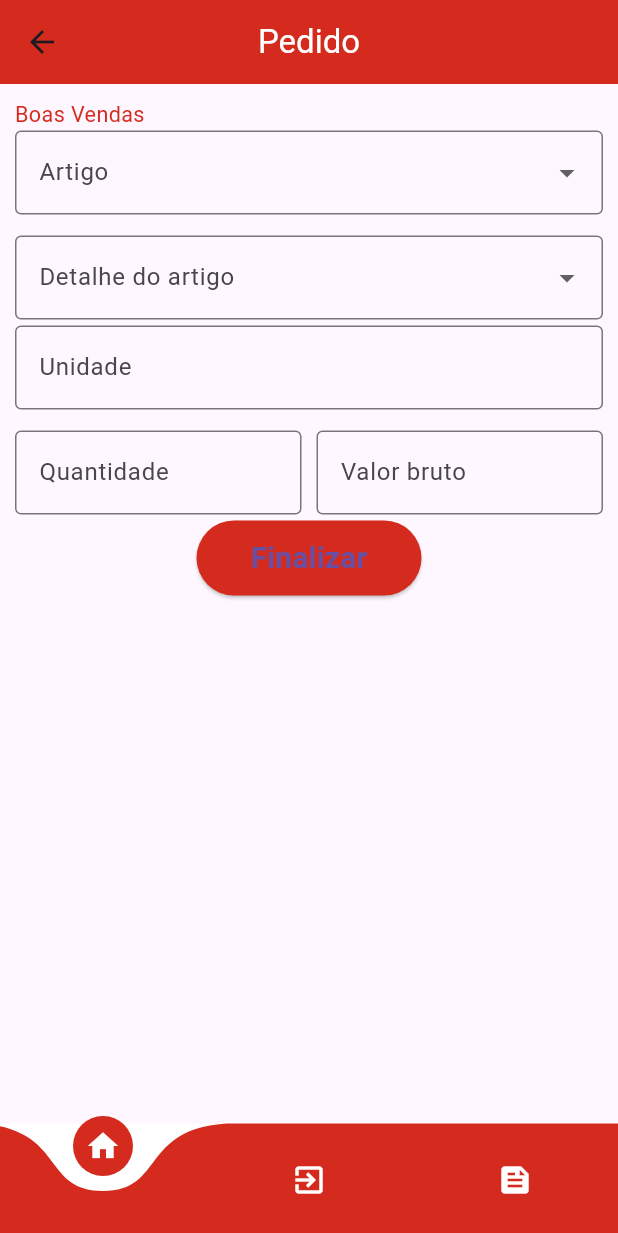
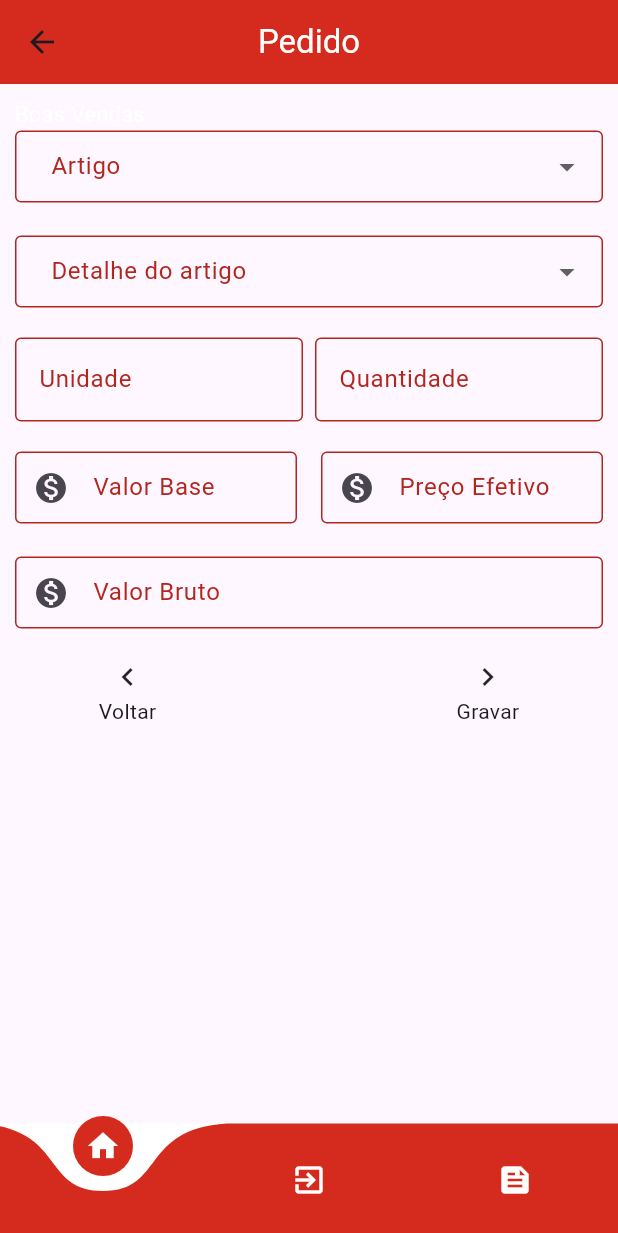
Before and after one commit to kelidss/StikVendas, a Flutter app: the PedidoPage screen opened directly, swiped to page 3, on a phone screen of 412 x 824 dp. Shown: the top 1233 px of the screen. Run offline on Flutter 3.47's test engine with Material 3 defaults, Android fonts, the phone set to English and light mode, and no system bars; drawn by our look-alikes of curved_navigation_bar; our stand-ins replace awesome_dialog, carousel_slider, mask_text_input_formatter, percent_indicator.

Commit message:
forma de diminuir o cod(ainda em ajustes)

```diff
--- a/lib/Views/para_estudar.dart
+++ b/lib/Views/para_estudar.dart
@@ -1,14 +1,33 @@
-// ignore_for_file: use_build_context_synchronously, prefer_const_constructors
+// ignore_for_file: use_build_context_synchronously
+
+import 'package:intl/intl.dart';
 import 'package:flutter/material.dart';
 import 'package:flutter/services.dart';
 import 'package:mask_text_input_formatter/mask_text_input_formatter.dart';
+import 'package:curved_navigation_bar/curved_navigation_bar.dart';
 import 'package:awesome_dialog/awesome_dialog.dart';
-import 'package:curved_navigation_bar/curved_navigation_bar.dart';
 import 'package:stik_vendas/Controllers/Controller_Pedido.dart';
 import 'package:stik_vendas/Views/FeedsPage.dart';
 import 'package:stik_vendas/Views/HomePage.dart';
 import 'package:stik_vendas/Views/LoginPage.dart';
 import 'package:intl/intl.dart';
+
+void main() {
+  runApp(MyApp());
+}
+
+class MyApp extends StatelessWidget {
+  @override
+  Widget build(BuildContext context) {
+    return MaterialApp(
+      title: 'Pedido App',
+      theme: ThemeData(
+        primarySwatch: Colors.blue,
+      ),
+      home: const PedidoPage(),
+    );
+  }
+}
 
 class PedidoPage extends StatefulWidget {
   const PedidoPage({Key? key}) : super(key: key);
@@ -20,13 +39,6 @@ class PedidoPage extends StatefulWidget {
 class _PedidoPageState extends State<PedidoPage> {
   int _currentIndex = 0;
   late PageController _pageController;
-
-  @override
-  void initState() {
-    super.initState();
-    _pageController = PageController();
-  }
-
    String? _selectedTipoDocumento;
   String? _selectedTipoCobranca;
   String? _selectedFormaPagamento;
@@ -34,42 +46,11 @@ class _PedidoPageState extends State<PedidoPage> {
   String? _selectedDetalheDoArtigo;
   String _selectedOption = '';
 
-  bool _todosCamposPreenchidos1() {
-    return DtPedidoController.text.isNotEmpty &&
-        DtEntregaController.text.isNotEmpty &&
-        ClienteController.text.isNotEmpty;
-  }
 
-  void _avancarParaProximaPagina1() {
-    if (_todosCamposPreenchidos1()) {
-      _pageController.nextPage(
-        duration: const Duration(milliseconds: 100),
-        curve: Curves.easeInOut,
-      );
-    } else {
-      showDialog(
-        context: context,
-        builder: (BuildContext context) {
-          return AlertDialog(
-            title: const Text("Atenção"),
-            content: Text(
-              "Campos obrigatórios vazios",
-              textAlign: TextAlign.center,
-            ),
-            shadowColor: Colors.red,
-            icon: const Icon(Icons.error),
-            actions: <Widget>[
-              InkWell(
-                child: const Text("Fechar"),
-                onTap: () {
-                  Navigator.of(context).pop();
-                },
-              )
-            ],
-          );
-        },
-      );
-    }
+  @override
+  void initState() {
+    super.initState();
+    _pageController = PageController();
   }
 
   @override
@@ -113,6 +94,7 @@ class _PedidoPageState extends State<PedidoPage> {
           });
           await Future.delayed(const Duration(seconds: 1));
           if (_currentIndex == 1) {
+            // ignore: use_build_context_synchronously
             AwesomeDialog(
               context: context,
               dialogType: DialogType.warning,
@@ -154,105 +136,225 @@ class _PedidoPageState extends State<PedidoPage> {
   Widget _buildPage1() {
     return Wrap(
       children: [
-        _buildText('Boas Vendas', fontSize: 0.5),
+        _buildText(
+          'Boas Vendas',
+          fontSize: 0.5,
+          style: const TextStyle(
+            color: Colors.white,
+            fontSize: 0.5,
+          ),
+        ),
         const SizedBox(height: 4),
         _buildDateFields(),
         const SizedBox(height: 70),
         _buildTextFormField('Cliente', controller: ClienteController),
         const SizedBox(height: 70),
-        _buildDropdownButtonFormField(
-            'Tipo de Documento', _selectedTipoDocumento, ['RG', 'CPF']),
+        _buildDropdownButtonFormField('Tipo de Documento', _selectedTipoDocumento, ['Pedido DC', 'Nota fiscal eletrônica']),
         const SizedBox(height: 70),
-        _buildDropdownButtonFormField(
-            'Tipo de Cobrança', _selectedTipoCobranca, ['Opção 1', 'Opção 2']),
+        _buildDropdownButtonFormField('Tipo de Cobrança', _selectedTipoCobranca, ['Boleto', 'PIX']),
         const SizedBox(height: 70),
-        _buildDropdownButtonFormField(
-            'Forma de pagamento', _selectedFormaPagamento, [
-          '30 DIAS',
-          '60 DIAS',
-          '90 DIAS',
-          '51 DIAS',
-          '71 DIAS',
-          '111 DIAS'
-        ]),
+        _buildDropdownButtonFormField('Forma de pagamento', _selectedFormaPagamento, ['30 DIAS', '60 DIAS', '90 DIAS', '51 DIAS', '71 DIAS', '111 DIAS']),
+        const SizedBox(height: 70),
+        _buildNextButton(),
+      ],
+    );
+  }
+
+  Widget _buildPage2() {
+    return Wrap(
+      children: [
+        _buildText(
+          'Boas Vendas',
+          fontSize: 0.5,
+          style: const TextStyle(
+            color: Colors.white,
+            fontSize: 0.5,
+          ),
+        ),
+        const SizedBox(height: 10),
+        _buildTextFormField('Observação', controller: ObservacaoController, hintText: 'não obrigatório'),
+        const SizedBox(height: 70),
+        _buildTextFormField('OC Cliente', controller: OcClienteController, hintText: 'não obrigatório'),
+        const SizedBox(height: 70),
+        _buildFreteSection(),
         const SizedBox(height: 50),
         _buildNextButton(),
       ],
     );
   }
 
-  // Método para construir a segunda página
-  Widget _buildPage2() {
+  Widget _buildPage3() {
     return Wrap(
       children: [
-        _buildText('Boas Vendas', fontSize: 0.5),
+        _buildText(
+          'Boas Vendas',
+          fontSize: 0.5,
+          style: const TextStyle(
+            color: Colors.white,
+            fontSize: 0.5,
+          ),
+        ),
         const SizedBox(height: 10),
-        _buildTextFormField('Observação',
-            controller: ObservacaoController, hintText: 'não obrigatório'),
+        _buildDropdownButtonFormField('Artigo', _selectedArtigo, ['teste', 'teste2']),
         const SizedBox(height: 70),
-        _buildTextFormField('OC Cliente', controller: OcClienteController),
+        _buildDropdownButtonFormField('Detalhe do artigo', _selectedDetalheDoArtigo, ['teste3', 'teste4']),
+        const SizedBox(height: 60),
+        Row(
+          children: [
+            Expanded(
+              child: _buildTextFormField('Unidade', controller: UndController),
+            ),
+            const SizedBox(width: 8),
+            Expanded(
+              child: _buildTextFormField('Quantidade', controller: QtdController),
+            ),
+          ],
+        ),
         const SizedBox(height: 70),
-        _buildFreteOptions(),
-        const SizedBox(height: 50),
-        _buildNextButton(),
+        Row(
+          children: [
+            Expanded(
+              child: Padding(
+                padding: const EdgeInsets.only(right: 8.0),
+                child: _buildCurrencyTextFormField('Valor Base', controller: VrBaseController),
+              ),
+            ),
+            Expanded(
+              child: Padding(
+                padding: const EdgeInsets.only(left: 8.0),
+                child: _buildCurrencyTextFormField('Preço Efetivo', controller: PrEfetivoController),
+              ),
+            ),
+          ],
+        ),
+        const SizedBox(height: 70),
+        TextFormField(
+          controller: VrBrutoController,
+          decoration: InputDecoration(
+            prefixIcon: const Icon(Icons.monetization_on),
+            hintText: '0,0',
+            border: const OutlineInputBorder(),
+            labelText: 'Valor Bruto',
+            floatingLabelStyle: MaterialStateTextStyle.resolveWith((Set<MaterialState> states) {
+              final Color color = states.contains(MaterialState.error) ? Theme.of(context).colorScheme.error : Colors.green;
+              return TextStyle(color: color, letterSpacing: 1);
+            }),
+            contentPadding: const EdgeInsets.symmetric(vertical: 10, horizontal: 20),
+          ),
+          inputFormatters: [FilteringTextInputFormatter.digitsOnly, CurrencyPtBrInputFormatter()],
+          keyboardType: TextInputType.number,
+          validator: (String? value) {
+            if (value == null || value == '') {
+              return '';
+            }
+          },
+          autovalidateMode: AutovalidateMode.always,
+        ),
+        const SizedBox(height: 60),
+        _buildButtonRow(),
       ],
     );
   }
 
-  // Método para construir a terceira página
-  Widget _buildPage3() {
-    return Wrap(
-      children: [
-        _buildText('Boas Vendas', fontSize: 0.5),
-        const SizedBox(height: 10),
-        _buildDropdownButtonFormField(
-            'Artigo', _selectedArtigo, ['teste', 'teste2']),
-        const SizedBox(height: 70),
-        _buildDropdownButtonFormField('Detalhe do artigo',
-            _selectedDetalheDoArtigo, ['teste3', 'teste4']),
-        const SizedBox(height: 60),
-        _buildTextFormField('Unidade', controller: UndController),
-        const SizedBox(height: 70),
-        _buildQuantidadeAndValorFields(),
-        const SizedBox(height: 60),
-        Expanded(
+  Widget _buildButtonRow() {
+    return Expanded(
       child: Row(
         mainAxisAlignment: MainAxisAlignment.center,
         children: [
-              ElevatedButton(
-                onPressed: () {},
-                style: ElevatedButton.styleFrom(
-                  backgroundColor: const Color(0xFFD52B1E),
-                  minimumSize: const Size(150, 50),
+          _buildButton(Icons.navigate_before, 'Voltar', () {}),
+          SizedBox(width: 200),
+          _buildButton(Icons.navigate_next, 'Gravar', () => _showDialog(context)),
+        ],
       ),
-                child: const Text(
-                  'Finalizar',
-                  style: TextStyle(
-                    fontSize: 20,
-                    fontWeight: FontWeight.bold,
+    );
+  }
+
+  Widget _buildButton(IconData icon, String label, Function() onTap) {
+    return InkWell(
+      onTap: onTap,
+      child: SizedBox(
+        child: Column(
+          mainAxisAlignment: MainAxisAlignment.center,
+          children: [Icon(icon), SizedBox(height: 1), Text(label)],
         ),
       ),
-              ),
+    );
+  }
+
+  void _showDialog(BuildContext context) {
+    if (UndController.text.isNotEmpty && QtdController.text.isNotEmpty && VrBrutoController.text.isNotEmpty) {
+      showDialog(
+        context: context,
+        builder: (BuildContext context) {
+          return AlertDialog(
+            title: Text('Pedido feito!'),
+            content: const Text('Gravado com sucesso', textAlign: TextAlign.center),
+            shadowColor: Colors.red,
+            icon: const Icon(Icons.verified),
+            actions: <Widget>[
+              InkWell(
+                child: const Text("Fechar"),
+                onTap: () => _clearFieldsAndNavigate(context),
+              )
             ],
-          ),
+          );
+        },
+      );
+    } else {
+      showDialog(
+        context: context,
+        builder: (BuildContext context) {
+          return AlertDialog(
+            title: const Text("Atenção"),
+            content: const Text("Campos obrigatórios vazios", textAlign: TextAlign.center),
+            shadowColor: Colors.red,
+            icon: const Icon(Icons.error),
+            actions: <Widget>[
+              InkWell(
+                child: const Text("Fechar"),
+                onTap: () {
+                  Navigator.of(context).pop();
+                },
               ),
             ],
           );
+        },
+      );
+    }
   }
 
-  // Método para construir um Text Widget
-  Widget _buildText(String text, {double fontSize = 1.0}) {
+  void _clearFieldsAndNavigate(BuildContext context) {
+    DtPedidoController.clear();
+    DtEntregaController.clear();
+    ClienteController.clear();
+    FreteController.clear();
+    ObservacaoController.clear();
+    UndController.clear();
+    QtdController.clear();
+    OcClienteController.clear();
+    VrBaseController.clear();
+    PrEfetivoController.clear();
+    VrBrutoController.clear();
+    ArtigoController.clear();
+    DetArtigoController.clear();
+
+    Navigator.push(
+      context,
+      MaterialPageRoute(builder: (context) => const PedidoPage()),
+    );
+  }
+
+  Widget _buildText(String text, {double fontSize = 0.2, required TextStyle style}) {
     return Text(
       text,
       textAlign: TextAlign.center,
       style: TextStyle(
         fontSize: MediaQuery.of(context).size.width * 0.07 * fontSize,
-        color: const Color(0xFFD52B1E),
+        color: const Color.fromARGB(255, 255, 255, 255),
       ),
     );
   }
 
-  // Método para construir um TextFormField
   Widget _buildTextFormField(
     String label, {
     TextEditingController? controller,
@@ -264,57 +366,87 @@ class _PedidoPageState extends State<PedidoPage> {
       decoration: InputDecoration(
         labelText: label,
         hintText: hintText,
-        border: OutlineInputBorder(),
+        border: const OutlineInputBorder(),
+        floatingLabelStyle: MaterialStateTextStyle.resolveWith(
+          (Set<MaterialState> states) {
+            final Color color = states.contains(MaterialState.error) ? Theme.of(context).colorScheme.error : Colors.green;
+            return TextStyle(color: color, letterSpacing: 1);
+          },
         ),
-      validator: validator,
+      ),
+      validator: (String? value) {
+        if (value == null || value == '') {
+          return '';
+        }
+      },
+      autovalidateMode: AutovalidateMode.always,
     );
   }
 
-  // Método para construir os campos de data
   Widget _buildDateFields() {
-    const SizedBox(height: 4);
     return Row(
-      mainAxisAlignment: MainAxisAlignment.spaceEvenly,
+      crossAxisAlignment: CrossAxisAlignment.start,
       children: [
         Expanded(
-          child: _buildTextFormField(
-            'Data do pedido',
-            controller: DtPedidoController,
-
-            validator: (value) {
-              if (value!.isEmpty) {
-                return 'Por favor, informe a data do pedido.';
-              }
-              return null;
-            },
+          child: Padding(
+            padding: const EdgeInsets.only(right: 8.0),
+            child: _buildDateTextFormField('Data Pedido', controller: DtPedidoController),
           ),
         ),
-        const SizedBox(width: 10),
         Expanded(
-          child: _buildTextFormField(
-            'Data de entrega',
-            controller: DtEntregaController,
-            validator: (value) {
-              if (value!.isEmpty) {
-                return 'Por favor, informe a data de entrega.';
-              }
-              return null;
-            },
+          child: Padding(
+            padding: const EdgeInsets.only(left: 8.0),
+            child: _buildDateTextFormField('Data Entrega', controller: DtEntregaController),
           ),
         ),
       ],
     );
   }
 
-  // Método para construir um DropdownButtonFormField
+  Widget _buildDateTextFormField(
+    String label, {
+    TextEditingController? controller,
+    String? Function(String?)? validator,
+    String? hintText,
+  }) {
+    return TextFormField(
+      controller: controller,
+      decoration: InputDecoration(
+        prefixIcon: const Icon(Icons.calendar_month),
+        hintText: hintText ?? '00/00/0000',
+        border: const OutlineInputBorder(),
+        isDense: false,
+        labelText: label,
+        floatingLabelStyle: const TextStyle(color: Colors.green, letterSpacing: 1),
+        contentPadding: const EdgeInsets.fromLTRB(20, 10, 20, 10),
+      ),
+      inputFormatters: [MaskTextInputFormatter(mask: '##/##/####')],
+      keyboardType: TextInputType.datetime,
+      validator: (String? value) {
+        if (value == null || value == '') {
+          return '';
+        }
+      },
+      autovalidateMode: AutovalidateMode.always,
+    );
+  }
+
   Widget _buildDropdownButtonFormField(
       String label, String? value, List<String> options) {
     return DropdownButtonFormField<String>(
       value: value,
       decoration: InputDecoration(
         labelText: label,
-        border: OutlineInputBorder(),
+        border: const OutlineInputBorder(),
+        floatingLabelStyle: const TextStyle(color: Colors.green, letterSpacing: 1),
+        contentPadding: const EdgeInsets.fromLTRB(20, 10, 20, 10),
       ),
+      validator: (String? value) {
+        if (value == null || value == '') {
+          return '';
+        }
+      },
+      autovalidateMode: AutovalidateMode.always,
       items: options.map((option) {
         return DropdownMenuItem<String>(
           value: option,
@@ -329,23 +461,6 @@ class _PedidoPageState extends State<PedidoPage> {
     );
   }
 
-  // Método para construir os campos de frete
-  Widget _buildFreteOptions() {
-    return Column(
-      children: [
-        _buildText('Frete', fontSize: 0.7),
-        Row(
-          mainAxisAlignment: MainAxisAlignment.spaceEvenly,
-          children: [
-            _buildRadio('Por conta do emitente'),
-            _buildRadio('Por conta do destinatário'),
-          ],
-        ),
-      ],
-    );
-  }
-
-  // Método para construir um Radio Widget
   Widget _buildRadio(String label) {
     return Row(
       children: [
@@ -363,69 +478,125 @@ class _PedidoPageState extends State<PedidoPage> {
     );
   }
 
-  // Método para construir os campos de quantidade e valor
-  Widget _buildQuantidadeAndValorFields() {
+  Widget _buildNextButton() {
     return Row(
-      mainAxisAlignment: MainAxisAlignment.spaceEvenly,
+      mainAxisAlignment: MainAxisAlignment.end,
       children: [
-        Expanded(
-          child: _buildTextFormField(
-            'Quantidade',
-            controller: QtdController,
-            validator: (value) {
-              if (value!.isEmpty) {
-                return 'Por favor, informe a quantidade.';
+        InkWell(
+          onTap: () {
+            if (_pageController.page == 0) {
+              _avancarParaProximaPagina1();
+            } else {
+              _pageController.nextPage(
+                duration: const Duration(milliseconds: 300),
+                curve: Curves.easeInOut,
+              );
             }
-              return null;
           },
+          child: Container(
+            padding: const EdgeInsets.all(10),
+            decoration: const BoxDecoration(
+              shape: BoxShape.circle,
+              color: Color(0xFFD52B1E),
             ),
+            child: const Icon(
+              Icons.navigate_next,
+              color: Colors.white,
+              size: 30,
             ),
-        const SizedBox(width: 10),
-        Expanded(
-          child: _buildTextFormField(
-            'Valor bruto',
-            controller: VrBrutoController,
-            validator: (value) {
-              if (value!.isEmpty) {
-                return 'Por favor, informe o valor bruto.';
-              }
-              return null;
-            },
           ),
         ),
       ],
     );
   }
 
-  // Método para construir o botão "Próximo"
-  Widget _buildNextButton() {
-    return Row(
-      mainAxisAlignment: MainAxisAlignment.center,
-      children: [
-        ElevatedButton(
-          onPressed: () {
-            if (_pageController.page == 0) {
-              _avancarParaProximaPagina1();
-            } else {
+  void _avancarParaProximaPagina1() {
+    if (DtPedidoController.text.isNotEmpty &&
+        DtEntregaController.text.isNotEmpty &&
+        ClienteController.text.isNotEmpty
+        // &&
+   //     _selectedTipoDocumento != null &&
+     //   _selectedTipoCobranca != null &&
+       // _selectedFormaPagamento != null
+        ) {
       _pageController.nextPage(
-                duration: const Duration(milliseconds: 100),
+        duration: const Duration(milliseconds: 300),
         curve: Curves.easeInOut,
       );
+    } else {
+      AwesomeDialog(
+        context: context,
+        dialogType: DialogType.warning,
+        animType: AnimType.scale,
+        title: 'Erro',
+        desc: 'Preencha todos os campos obrigatórios',
+        btnCancelOnPress: () {},
+        btnCancelText: 'Fechar',
+      ).show();
     }
-          },
-          style: ElevatedButton.styleFrom(
-            primary: const Color(0xFFD52B1E),
-            minimumSize: const Size(150, 50),
-          ),
-          child: const Text(
-            'Próximo',
-            style: TextStyle(
-              fontSize: 20,
-              fontWeight: FontWeight.bold,
-            ),
-          ),
-        ),
+  }
+
+  Widget _buildFreteSection() {
+    return Column(
+      crossAxisAlignment: CrossAxisAlignment.start,
+      children: [
+        _buildRadio('CIF'),
+        _buildRadio('FOB'),
+       _buildRadio('Sem frete'),
+        const SizedBox(height: 20),
       ],
     );
   }
+
+  Widget _buildCurrencyTextFormField(
+    String label, {
+    TextEditingController? controller,
+    String? Function(String?)? validator,
+    String? hintText,
+  }) {
+    return TextFormField(
+      controller: controller,
+      decoration: InputDecoration(
+        prefixIcon: const Icon(Icons.monetization_on),
+        hintText: hintText,
+        border: const OutlineInputBorder(),
+        labelText: label,
+        floatingLabelStyle: MaterialStateTextStyle.resolveWith((Set<MaterialState> states) {
+          final Color color = states.contains(MaterialState.error) ? Theme.of(context).colorScheme.error : Colors.green;
+          return TextStyle(color: color, letterSpacing: 1);
+        }),
+        contentPadding: const EdgeInsets.symmetric(vertical: 10, horizontal: 20),
+      ),
+      inputFormatters: [FilteringTextInputFormatter.digitsOnly, CurrencyPtBrInputFormatter()],
+      keyboardType: TextInputType.number,
+      validator: (String? value) {
+        if (value == null || value == '') {
+          return '';
         }
+      },
+      autovalidateMode: AutovalidateMode.always,
+    );
+  }
+
+  @override
+  void dispose() {
+    _pageController.dispose();
+    super.dispose();
+  }
+}
+class CurrencyPtBrInputFormatter extends TextInputFormatter {
+  TextEditingValue formatEditUpdate(
+      TextEditingValue oldValue, TextEditingValue newValue) {
+    if (newValue.selection.baseOffset == 0) {
+      return newValue;
+    }
+
+    double value = double.parse(newValue.text);
+    final formatter = NumberFormat("#,##0.00", "pt_BR");
+    String newText = "R\$ ${formatter.format(value / 100)}";
+
+    return newValue.copyWith(
+        text: newText,
+        selection: TextSelection.collapsed(offset: newText.length));
+  }
+}
```
Also changed, not shown: lib/Views/PedidoPage.dart (line endings or trailing spaces). Lines whose indentation alone changed are shown as unchanged.
